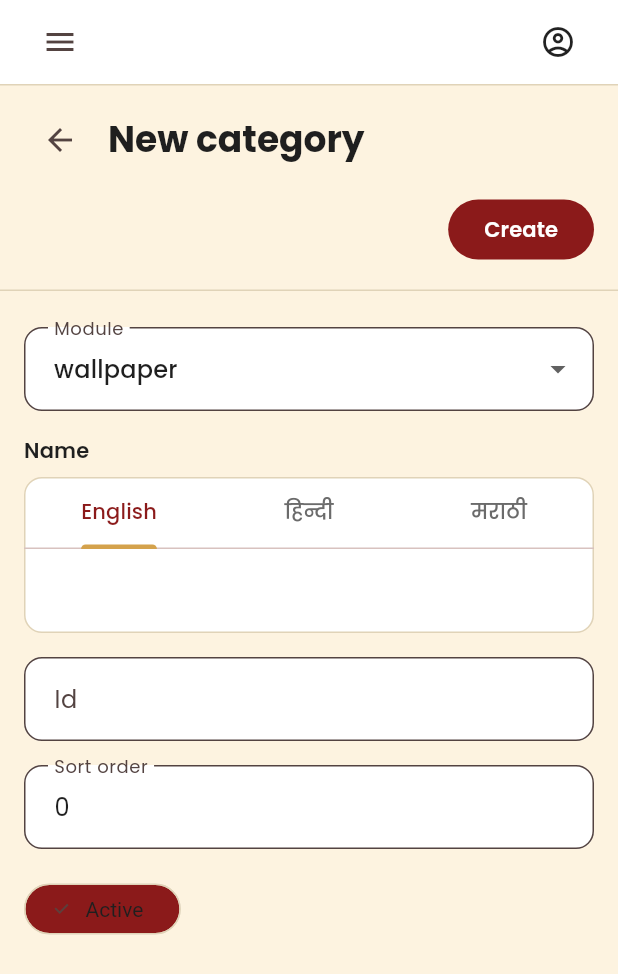
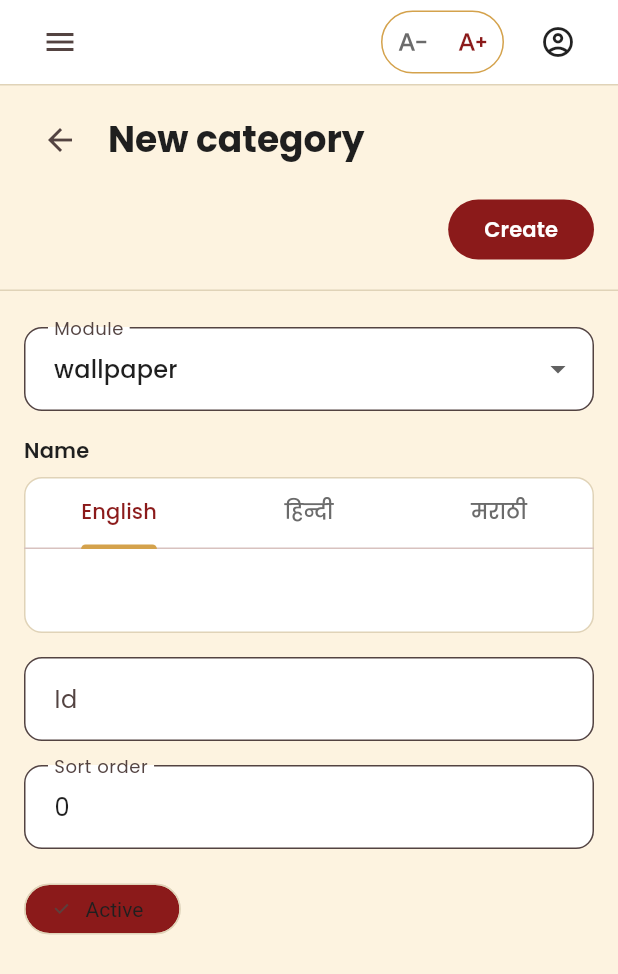
Before and after one commit to geekyprem1/buddhaapp, a Flutter app: the CategoryFormPage screen opened by its route, on a phone screen of 412 x 824 dp. Shown: the top 974 px of the screen. Run offline on Flutter 3.47's test engine with Material 3 defaults, Android fonts, the phone set to English and light mode, and no system bars; our stand-ins replace audio_service, cached_network_image, cloud_firestore, cloud_functions, connectivity_plus, equatable and 21 more; missing offline and left inert: firebase_app_check; accounts and stored records are empty; generated files the repository leaves out were written again; statements that could not run were skipped.

Commit message:
feat(admin): add accessibility text zoom for low-vision editors
Adds A-/A+ zoom controls in the top bar that scale all desk text via MediaQuery.textScaler (WCAG 1.4.4). The chosen zoom persists across sessions using shared_preferences (localStorage on web).

```diff
--- a/apps/admin/lib/app/admin_shell.dart
+++ b/apps/admin/lib/app/admin_shell.dart
@@ -9,6 +9,7 @@ import '../features/auth/application/admin_session.dart';
 import 'admin_access.dart';
 import 'admin_strings.dart';
 import '../widgets/responsive_layout.dart';
+import '../widgets/zoom_controls.dart';
 
 /// Collapsible left nav + top bar (AR-8.1). Collapses to icons below 1100px.
 class AdminShell extends ConsumerWidget {
@@ -284,6 +285,8 @@ class _TopBar extends StatelessWidget {
                   icon: const Icon(Icons.menu),
                 ),
               const Spacer(),
+              ZoomControls(compact: compact),
+              const SizedBox(width: 12),
               if (!compact && role.isNotEmpty)
                 Container(
                   padding: const EdgeInsets.symmetric(
--- a/apps/admin/lib/app/admin_strings.dart
+++ b/apps/admin/lib/app/admin_strings.dart
@@ -32,6 +32,12 @@ abstract class AdminStrings {
   static const reauthConfirm = 'Confirm';
   static const cancel = 'Cancel';
   static const confirm = 'Confirm';
+
+  static const zoom = 'Text zoom';
+  static const zoomIn = 'Increase text size';
+  static const zoomOut = 'Decrease text size';
+  static const zoomReset = 'Reset text size';
+  static const zoomTooltip = 'Text size — for easier reading';
 
   static const dashboard = 'Dashboard';
   static const teachers = 'Teachers';
--- /dev/null
+++ b/apps/admin/lib/widgets/zoom_controls.dart
@@ -0,0 +1,101 @@
+import 'package:design_system/design_system.dart';
+import 'package:flutter/material.dart';
+import 'package:flutter_riverpod/flutter_riverpod.dart';
+
+import '../app/admin_strings.dart';
+import '../features/accessibility/application/zoom_controller.dart';
+
+/// Compact A− / percentage / A+ cluster for the top bar so low-vision
+/// editors can enlarge all desk text (WCAG 1.4.4). The percentage acts as a
+/// reset button.
+class ZoomControls extends ConsumerWidget {
+  const ZoomControls({this.compact = false, super.key});
+
+  /// On narrow screens we drop the percentage label to save room.
+  final bool compact;
+
+  @override
+  Widget build(BuildContext context, WidgetRef ref) {
+    final zoom = ref.watch(zoomControllerProvider);
+    final controller = ref.read(zoomControllerProvider.notifier);
+    final percent = '${(zoom * 100).round()}%';
+
+    return Semantics(
+      container: true,
+      label: '${AdminStrings.zoom}: $percent',
+      child: Tooltip(
+        message: AdminStrings.zoomTooltip,
+        child: Container(
+          decoration: BoxDecoration(
+            border: Border.all(color: AppColors.accent),
+            borderRadius: BorderRadius.circular(999),
+          ),
+          child: Row(
+            mainAxisSize: MainAxisSize.min,
+            children: [
+              _ZoomButton(
+                icon: Icons.text_decrease,
+                tooltip: AdminStrings.zoomOut,
+                onPressed: controller.canDecrease ? controller.decrease : null,
+              ),
+              if (!compact)
+                InkWell(
+                  onTap: controller.reset,
+                  borderRadius: BorderRadius.circular(6),
+                  child: Padding(
+                    padding: const EdgeInsets.symmetric(
+                      horizontal: 6,
+                      vertical: 4,
+                    ),
+                    child: Text(
+                      percent,
+                      // Keep the readout at a fixed size regardless of the
+                      // active zoom so the control never grows out of the bar.
+                      textScaler: TextScaler.noScaling,
+                      style: Theme.of(context).textTheme.labelMedium?.copyWith(
+                            color: AppColors.primary,
+                            fontWeight: FontWeight.w600,
+                            fontFeatures: const [
+                              FontFeature.tabularFigures(),
+                            ],
+                          ),
+                    ),
+                  ),
+                ),
+              _ZoomButton(
+                icon: Icons.text_increase,
+                tooltip: AdminStrings.zoomIn,
+                onPressed: controller.canIncrease ? controller.increase : null,
+              ),
+            ],
+          ),
+        ),
+      ),
+    );
+  }
+}
+
+class _ZoomButton extends StatelessWidget {
+  const _ZoomButton({
+    required this.icon,
+    required this.tooltip,
+    required this.onPressed,
+  });
+
+  final IconData icon;
+  final String tooltip;
+  final VoidCallback? onPressed;
+
+  @override
+  Widget build(BuildContext context) {
+    return IconButton(
+      tooltip: tooltip,
+      onPressed: onPressed,
+      visualDensity: VisualDensity.compact,
+      iconSize: 20,
+      color: AppColors.primary,
+      disabledColor: AppColors.textSecondary,
+      icon: Icon(icon),
+    );
+  }
+}
--- a/apps/admin/pubspec.yaml
+++ b/apps/admin/pubspec.yaml
@@ -27,6 +27,7 @@ dependencies:
   riverpod_annotation: ^2.6.1
   go_router: ^14.6.2
   file_picker: ^8.1.6
+  shared_preferences: ^2.3.2
 
 dev_dependencies:
   flutter_test:
```
Also changed, not shown: apps/admin/lib/app/app.dart (+11 -0 lines), apps/admin/lib/features/accessibility/application/zoom_controller.dart (added, +47 -0 lines), apps/admin/lib/main_dev.dart (+9 -1 lines), apps/admin/lib/main_prod.dart (+9 -1 lines), apps/admin/lib/features/accessibility/application/zoom_controller.g.dart (added).
